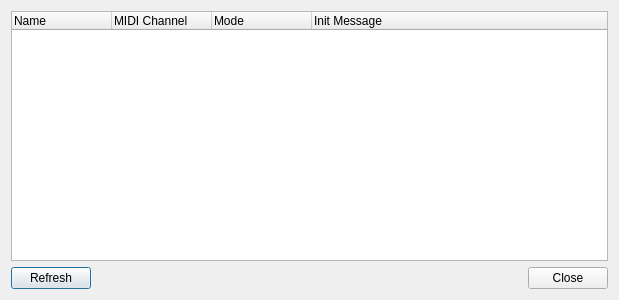
Above: plugins/midi/common/configuremidiplugin.ui from mcallegari/qlcplus before the change. Below: the same form after it.
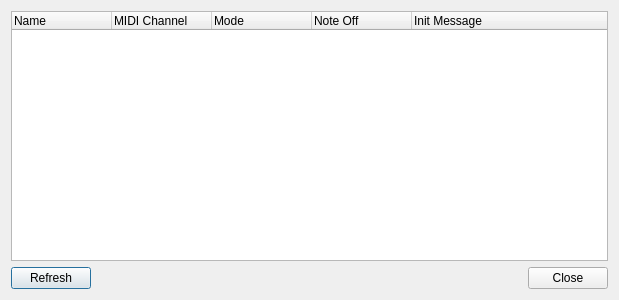
That is the form after the change.

Commit message: Plugins/MIDI: configure how value 0 is sent (Note off or Note on with velocity 0)

```diff
--- a/plugins/midi/common/configuremidiplugin.ui
+++ b/plugins/midi/common/configuremidiplugin.ui
@@ -57,6 +57,14 @@
        <string>Mode</string>
       </property>
      </column>
+     <column>
+      <property name="text">
+       <string>Note Off</string>
+      </property>
+      <property name="textAlignment">
+       <set>AlignLeft|AlignVCenter</set>
+      </property>
+     </column>
      <column>
       <property name="text">
        <string>Init Message</string>
```
The commit also changes 10 other files.
